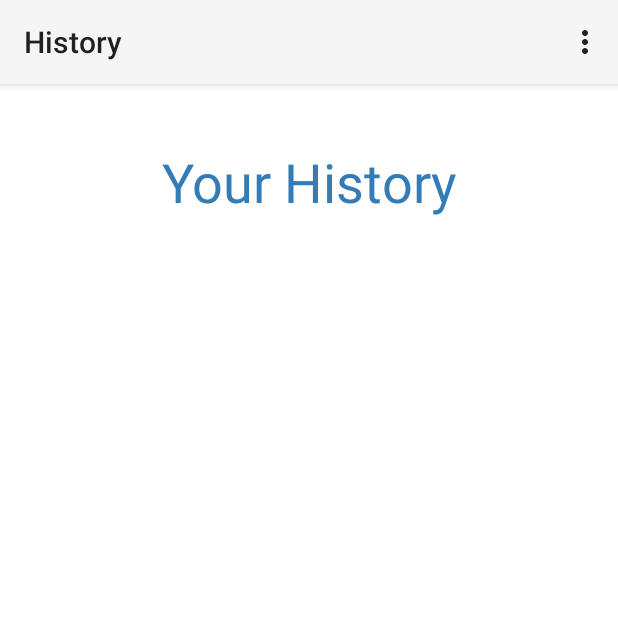
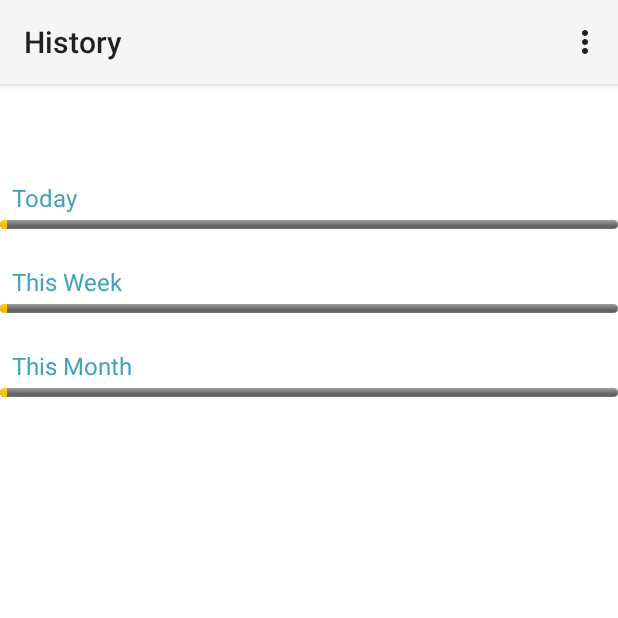
Before and after one commit to stephaniewang526/UpAlarm, an Android app: the History screen opened directly, with no data from a screen before it, on a phone screen of 412 x 824 dp, the top half of it. Run offline under Robolectric (Android 15) with nearby library versions, the phone set to English and light mode, and no system bars.

Commit message:
Home, History, and Actkarma pages ready

```diff
--- a/UpAlarm-Google play/app/src/main/res/layout/activity_actkarma.xml
+++ b/UpAlarm-Google play/app/src/main/res/layout/activity_actkarma.xml
@@ -3,7 +3,7 @@
     android:layout_width="match_parent"
     android:layout_height="match_parent"
     android:id="@+id/relative"
-    android:background="#fff">
+    android:background="@drawable/actkarma_background">
 
     <TextView
         android:textSize="30dp"
@@ -12,15 +12,22 @@
         android:layout_height="wrap_content"/>
 
     <TextView
-        android:textSize="36dp"
-        android:text="@string/actkarma_name"
+        android:layout_width="wrap_content"
+        android:layout_height="wrap_content"
+        android:id="@+id/actkarma"
+        android:layout_marginTop="40dp"
+        android:layout_below="@+id/app_name"
+        android:layout_centerHorizontal="true" />
+
+    <TextView
+        android:textSize="18dp"
+        android:id="@+id/actkarma_name"
         android:layout_width="fill_parent"
         android:layout_height="wrap_content"
-        android:textColor="#347CB5"
-        android:gravity="center_horizontal"
-        android:id="@+id/textView"
-        android:layout_below="@+id/app_name"
-        android:layout_alignLeft="@+id/app_name"
-        android:layout_alignStart="@+id/app_name" />
+        android:layout_marginTop="20dp"
+        android:layout_marginLeft="120dp"
+        android:layout_below="@+id/actkarma"
+        android:text="ActKarma" />
+
 
 </RelativeLayout>
--- a/UpAlarm-Google play/app/src/main/res/layout/activity_history.xml
+++ b/UpAlarm-Google play/app/src/main/res/layout/activity_history.xml
@@ -12,15 +12,62 @@
         android:layout_height="wrap_content"/>
 
     <TextView
-        android:textSize="36dp"
-        android:text="@string/history_name"
-        android:layout_width="fill_parent"
+        android:id="@+id/day_history"
+        android:layout_width="wrap_content"
         android:layout_height="wrap_content"
-        android:textColor="#347CB5"
-        android:gravity="center_horizontal"
-        android:id="@+id/textView"
+        android:layout_marginTop="@dimen/wide_space"
+        android:layout_marginLeft="@dimen/narrow_space"
         android:layout_below="@+id/app_name"
-        android:layout_alignLeft="@+id/app_name"
-        android:layout_alignStart="@+id/app_name" />
+        android:text="@string/day_history" />
 
+    <ProgressBar
+        android:id="@+id/day_bar"
+        style="@android:style/Widget.ProgressBar.Horizontal"
+        android:layout_width="match_parent"
+        android:layout_height="wrap_content"
+        android:layout_alignParentLeft="true"
+        android:layout_below="@+id/day_history"
+        android:layout_marginTop="@dimen/progress_bar_top_margin"
+        android:minHeight="@dimen/progress_bar_min_height"
+        android:progress="1" />
+
+    <TextView
+        android:id="@+id/week_history"
+        android:layout_width="wrap_content"
+        android:layout_height="wrap_content"
+        android:layout_marginTop="@dimen/wide_space"
+        android:layout_marginLeft="@dimen/narrow_space"
+        android:layout_below="@+id/day_bar"
+        android:text="@string/week_history" />
+
+    <ProgressBar
+        android:id="@+id/week_bar"
+        style="@android:style/Widget.ProgressBar.Horizontal"
+        android:layout_width="match_parent"
+        android:layout_height="wrap_content"
+        android:layout_alignParentLeft="true"
+        android:layout_below="@+id/week_history"
+        android:layout_marginTop="@dimen/progress_bar_top_margin"
+        android:minHeight="@dimen/progress_bar_min_height"
+        android:progress="1" />
+
+    <TextView
+        android:id="@+id/month_history"
+        android:layout_width="wrap_content"
+        android:layout_height="wrap_content"
+        android:layout_marginTop="@dimen/wide_space"
+        android:layout_marginLeft="@dimen/narrow_space"
+        android:layout_below="@+id/week_bar"
+        android:text="@string/month_history" />
+
+    <ProgressBar
+        android:id="@+id/month_bar"
+        style="@android:style/Widget.ProgressBar.Horizontal"
+        android:layout_width="match_parent"
+        android:layout_height="wrap_content"
+        android:layout_alignParentLeft="true"
+        android:layout_below="@+id/month_history"
+        android:layout_marginTop="@dimen/progress_bar_top_margin"
+        android:minHeight="@dimen/progress_bar_min_height"
+        android:progress="1" />
 </RelativeLayout>
--- a/UpAlarm-Google play/app/src/main/res/values/strings.xml
+++ b/UpAlarm-Google play/app/src/main/res/values/strings.xml
@@ -31,13 +31,17 @@
     <string name="unidentifiable_activity">Unidentifiable activity: %1$d</string>
 
     <string name="title_activity_main">MainActivity</string>
-    <string name="detected_activities_title">Detected Activities</string>
+    <string name="detected_activities_title">Your Current Status</string>
 
     <string name="request_activity_updates">Request Tracking</string>
     <string name="remove_activity_updates">Remove Tracking</string>
     <string name="activity_updates_added">Activity updates added</string>
     <string name="activity_updates_removed">Activity updates removed</string>
 
+    <string name="day_history">Today</string>
+    <string name="week_history">This Week</string>
+    <string name="month_history">This Month</string>
+
     <string name="not_connected">GoogleApiClient not yet connected. Try again.</string>
 
 </resources>
```
Also changed, not shown: UpAlarm-Google play/app/src/main/res/drawable/actkarma_background.png (added), 2 other files.
